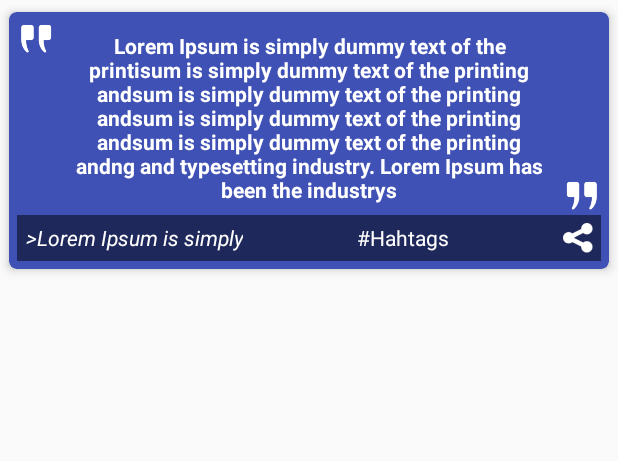
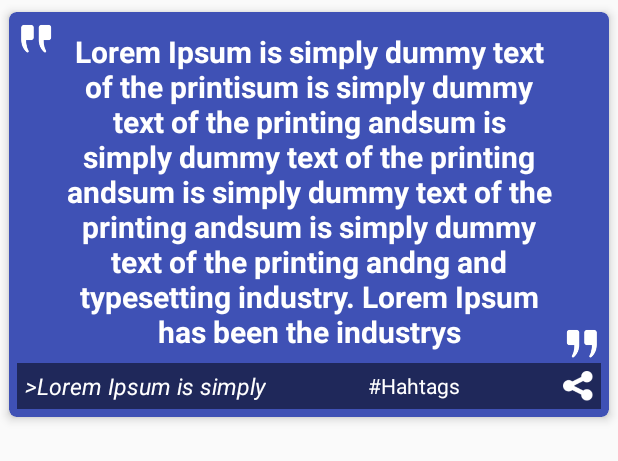
Before and after one commit to Anael-S/Quote, an Android app: the layout row_quote.xml on its own in the app's theme, with its tools: preview values and no code run, on a phone screen of 412 x 824 dp. Shown: the top 461 px of the screen. Run offline under Robolectric (Android 15) with nearby library versions, the phone set to English and light mode, and no system bars; network calls fail.

Commit message:
Added tablet UI

```diff
--- a/app/src/main/res/layout/row_quote.xml
+++ b/app/src/main/res/layout/row_quote.xml
@@ -38,7 +38,8 @@
                 android:layout_toStartOf="@+id/endQuote"
                 android:text="@string/lorem_ipsum_long"
                 android:textColor="@color/textColor"
-                android:textStyle="bold" />
+                android:textStyle="bold"
+                android:textSize="@dimen/text_size_quote"/>
 
             <ImageView
                 android:id="@+id/endQuote"
@@ -64,6 +65,7 @@
                     android:layout_alignParentStart="true"
                     android:layout_centerVertical="true"
                     android:gravity="center"
+                    android:textSize="@dimen/text_size_author"
                     android:layout_marginStart="@dimen/margin_start_footer"
                     android:text="@string/lorem_ipsum"
                     android:textColor="@color/textColor"
--- /dev/null
+++ b/app/src/main/res/values-w600dp/dimens.xml
@@ -0,0 +1,20 @@
+<resources>
+    <!-- QuotePage customization of dimensions originally defined in res/values/dimens.xml
+         (such as screen margins) for screens with more than 820dp of available width. This
+         would include 7" and 10" devices in landscape (~960dp and ~1280dp respectively). -->
+    <dimen name="activity_horizontal_margin">20dp</dimen>
+    <dimen name="activity_vertical_margin">20dp</dimen>
+
+    <dimen name="size_button_share">35dp</dimen>
+    <dimen name="padding_quote">10dp</dimen>
+    <dimen name="small_padding_quote">8dp</dimen>
+    <dimen name="margin_start_footer">8dp</dimen>
+    <dimen name="size_quote">40dp</dimen>
+    <dimen name="margin_share">8dp</dimen>
+    <dimen name="size_loader">50dp</dimen>
+
+    <dimen name="text_size_quote">27sp</dimen>
+    <dimen name="text_size_author">20dp</dimen>
+
+    <integer name="max_tag_displayed">3</integer>
+</resources>
--- a/app/src/main/res/values-w820dp/dimens.xml
+++ b/app/src/main/res/values-w820dp/dimens.xml
@@ -1,7 +1,2 @@
 <resources>
-    <!-- QuotePage customization of dimensions originally defined in res/values/dimens.xml
-         (such as screen margins) for screens with more than 820dp of available width. This
-         would include 7" and 10" devices in landscape (~960dp and ~1280dp respectively). -->
-    <dimen name="activity_horizontal_margin">64dp</dimen>
-    <integer name="max_tag_displayed">3</integer>
 </resources>
--- a/app/src/main/res/values/dimens.xml
+++ b/app/src/main/res/values/dimens.xml
@@ -10,5 +10,10 @@
     <dimen name="size_quote">25dp</dimen>
     <dimen name="margin_share">5dp</dimen>
     <dimen name="size_loader">50dp</dimen>
+
+    <dimen name="text_size_author">15dp</dimen>
+    <dimen name="text_size_quote">20sp</dimen>
+
+
     <integer name="max_tag_displayed">1</integer>
 </resources>
```
